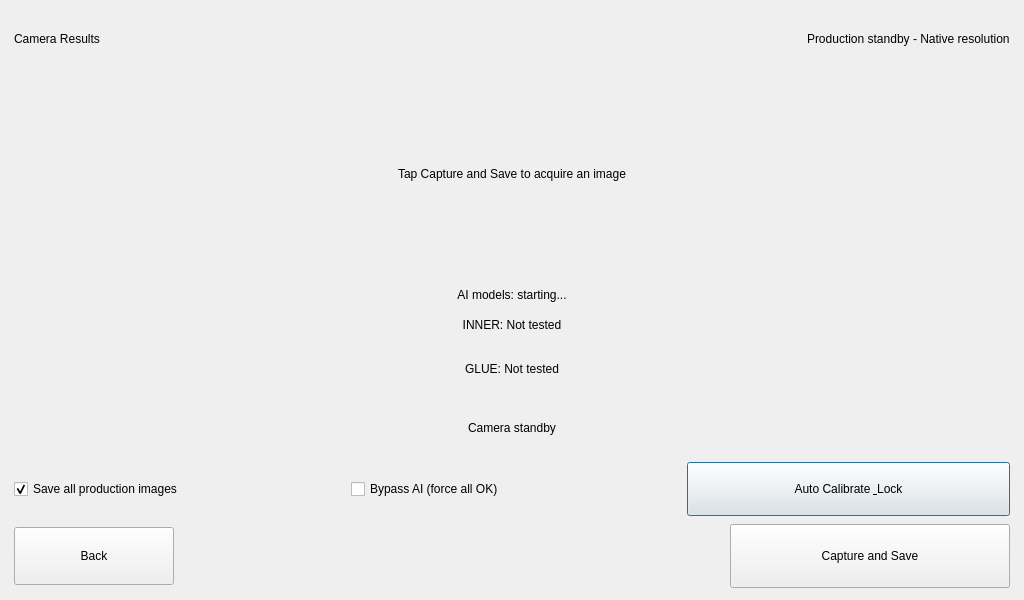
Old version of the form tf_gui/ui/camera_monitor_dialog.ui in the repository yhe21/tf-inner-gui.
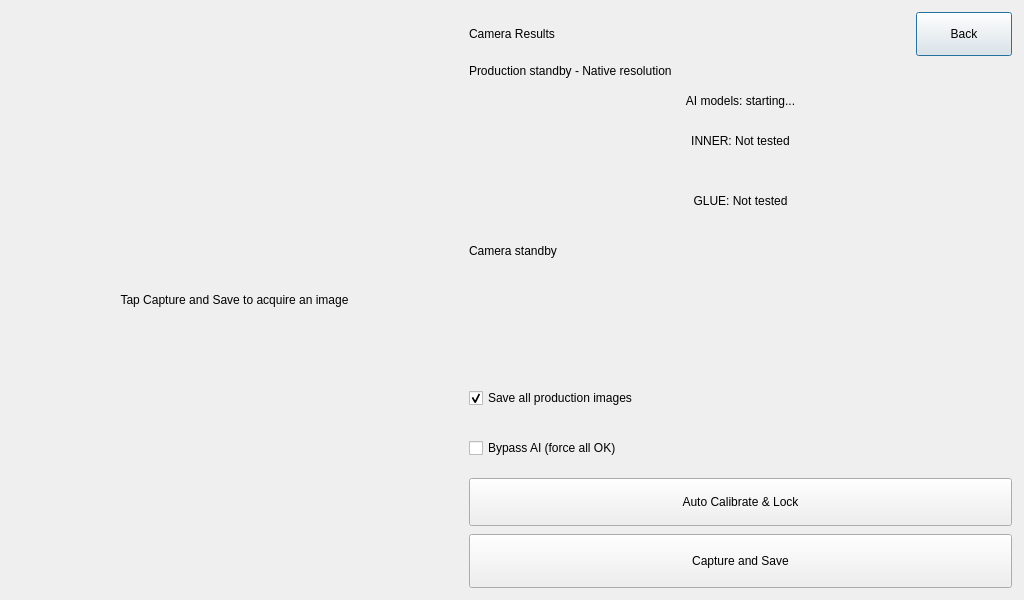
New version of the form.

Commit message: Use two-column camera layout for 1024x600 touchscreen

```diff
--- a/tf_gui/ui/camera_monitor_dialog.ui
+++ b/tf_gui/ui/camera_monitor_dialog.ui
@@ -2,72 +2,30 @@
 <ui version="4.0">
  <class>CameraMonitorDialog</class>
  <widget class="QDialog" name="CameraMonitorDialog">
-  <property name="geometry">
-   <rect>
-    <x>0</x>
-    <y>0</y>
-    <width>1024</width>
-    <height>600</height>
-   </rect>
-  </property>
-  <property name="minimumSize">
-   <size>
-    <width>800</width>
-    <height>480</height>
-   </size>
-  </property>
-  <property name="windowTitle">
-   <string>Camera Results</string>
-  </property>
-  <layout class="QVBoxLayout" name="cameraPageLayout">
-   <property name="spacing">
-    <number>8</number>
-   </property>
-   <property name="leftMargin">
-    <number>14</number>
-   </property>
-   <property name="topMargin">
-    <number>12</number>
-   </property>
-   <property name="rightMargin">
-    <number>14</number>
-   </property>
-   <property name="bottomMargin">
-    <number>12</number>
-   </property>
-   <item>
-    <layout class="QHBoxLayout" name="cameraTitleLayout">
-     <item>
-      <widget class="QLabel" name="lblCameraPageTitle">
-       <property name="text"><string>Camera Results</string></property>
-      </widget>
-     </item>
-     <item>
-      <spacer name="cameraTitleSpacer">
-       <property name="orientation"><enum>Qt::Horizontal</enum></property>
-       <property name="sizeHint" stdset="0"><size><width>40</width><height>20</height></size></property>
-      </spacer>
-     </item>
-     <item>
-      <widget class="QLabel" name="lblCaptureMode">
-       <property name="text"><string>Production standby - Native resolution</string></property>
-      </widget>
-     </item>
-    </layout>
-   </item>
+  <property name="geometry"><rect><x>0</x><y>0</y><width>1024</width><height>600</height></rect></property>
+  <property name="minimumSize"><size><width>800</width><height>480</height></size></property>
+  <property name="windowTitle"><string>Camera Results</string></property>
+  <layout class="QHBoxLayout" name="cameraPageLayout" stretch="45,55">
+   <property name="spacing"><number>12</number></property>
+   <property name="leftMargin"><number>12</number></property>
+   <property name="topMargin"><number>12</number></property>
+   <property name="rightMargin"><number>12</number></property>
+   <property name="bottomMargin"><number>12</number></property>
    <item>
     <widget class="QFrame" name="cameraImageFrame">
      <property name="frameShape"><enum>QFrame::NoFrame</enum></property>
      <layout class="QVBoxLayout" name="imageLayout">
-      <property name="leftMargin"><number>10</number></property>
-      <property name="topMargin"><number>10</number></property>
-      <property name="rightMargin"><number>10</number></property>
-      <property name="bottomMargin"><number>10</number></property>
+      <property name="leftMargin"><number>8</number></property>
+      <property name="topMargin"><number>8</number></property>
+      <property name="rightMargin"><number>8</number></property>
+      <property name="bottomMargin"><number>8</number></property>
       <item>
        <widget class="QLabel" name="lblCapturedImage">
+        <property name="sizePolicy"><sizepolicy hsizetype="Ignored" vsizetype="Ignored"><horstretch>0</horstretch><verstretch>0</verstretch></sizepolicy></property>
         <property name="minimumSize"><size><width>0</width><height>180</height></size></property>
         <property name="text"><string>Tap Capture and Save to acquire an image</string></property>
         <property name="alignment"><set>Qt::AlignCenter</set></property>
+        <property name="wordWrap"><bool>true</bool></property>
         <property name="scaledContents"><bool>false</bool></property>
        </widget>
       </item>
@@ -75,40 +33,59 @@
    </widget>
    </item>
    <item>
+    <widget class="QWidget" name="cameraControlPanel" native="true">
+     <layout class="QVBoxLayout" name="cameraControlLayout">
+      <property name="spacing"><number>8</number></property>
+      <property name="leftMargin"><number>0</number></property>
+      <property name="topMargin"><number>0</number></property>
+      <property name="rightMargin"><number>0</number></property>
+      <property name="bottomMargin"><number>0</number></property>
+      <item>
+       <layout class="QHBoxLayout" name="cameraTitleLayout">
+        <item><widget class="QLabel" name="lblCameraPageTitle"><property name="text"><string>Camera Results</string></property></widget></item>
+        <item><spacer name="cameraTitleSpacer"><property name="orientation"><enum>Qt::Horizontal</enum></property><property name="sizeHint" stdset="0"><size><width>12</width><height>20</height></size></property></spacer></item>
+        <item><widget class="QPushButton" name="btnCameraBack"><property name="minimumSize"><size><width>96</width><height>44</height></size></property><property name="text"><string>Back</string></property></widget></item>
+       </layout>
+      </item>
+      <item>
+       <widget class="QLabel" name="lblCaptureMode">
+        <property name="text"><string>Production standby - Native resolution</string></property>
+        <property name="wordWrap"><bool>true</bool></property>
+       </widget>
+      </item>
+      <item>
     <widget class="QFrame" name="inspectionResultsFrame">
      <property name="frameShape"><enum>QFrame::NoFrame</enum></property>
      <layout class="QVBoxLayout" name="inspectionResultsLayout">
-      <property name="spacing"><number>5</number></property>
+         <property name="spacing"><number>6</number></property>
       <property name="leftMargin"><number>8</number></property>
-      <property name="topMargin"><number>6</number></property>
+         <property name="topMargin"><number>8</number></property>
       <property name="rightMargin"><number>8</number></property>
-      <property name="bottomMargin"><number>6</number></property>
+         <property name="bottomMargin"><number>8</number></property>
       <item>
        <widget class="QLabel" name="lblInspectionStatus">
         <property name="text"><string>AI models: starting...</string></property>
         <property name="alignment"><set>Qt::AlignCenter</set></property>
-       </widget>
-      </item>
-      <item>
-       <layout class="QVBoxLayout" name="inspectionRowsLayout">
-        <property name="spacing"><number>8</number></property>
+           <property name="wordWrap"><bool>true</bool></property>
+          </widget>
+         </item>
         <item>
          <widget class="QLabel" name="lblInnerResult">
-          <property name="minimumSize"><size><width>0</width><height>36</height></size></property>
+           <property name="minimumSize"><size><width>0</width><height>54</height></size></property>
           <property name="text"><string>INNER: Not tested</string></property>
           <property name="alignment"><set>Qt::AlignCenter</set></property>
+           <property name="wordWrap"><bool>true</bool></property>
           <property name="inspectionState" stdset="0"><string>WAITING</string></property>
          </widget>
         </item>
         <item>
          <widget class="QLabel" name="lblGlueResult">
-          <property name="minimumSize"><size><width>0</width><height>36</height></size></property>
+           <property name="minimumSize"><size><width>0</width><height>54</height></size></property>
           <property name="text"><string>GLUE: Not tested</string></property>
           <property name="alignment"><set>Qt::AlignCenter</set></property>
+           <property name="wordWrap"><bool>true</bool></property>
           <property name="inspectionState" stdset="0"><string>WAITING</string></property>
          </widget>
-        </item>
-       </layout>
       </item>
      </layout>
     </widget>
@@ -116,55 +93,44 @@
    <item>
    <widget class="QLabel" name="lblCameraPageStatus">
      <property name="text"><string>Camera standby</string></property>
-     <property name="alignment"><set>Qt::AlignCenter</set></property>
-   </widget>
-   </item>
+        <property name="alignment"><set>Qt::AlignLeft|Qt::AlignVCenter</set></property>
+        <property name="wordWrap"><bool>true</bool></property>
+       </widget>
+      </item>
+      <item><spacer name="cameraControlSpacer"><property name="orientation"><enum>Qt::Vertical</enum></property><property name="sizeHint" stdset="0"><size><width>20</width><height>0</height></size></property></spacer></item>
    <item>
-    <layout class="QHBoxLayout" name="cameraSettingsLayout">
-     <property name="spacing"><number>14</number></property>
+       <layout class="QVBoxLayout" name="cameraSettingsLayout">
+        <property name="spacing"><number>6</number></property>
      <item>
       <widget class="QCheckBox" name="chkSaveProductionImages">
-       <property name="minimumSize"><size><width>0</width><height>48</height></size></property>
+          <property name="minimumSize"><size><width>0</width><height>44</height></size></property>
        <property name="text"><string>Save all production images</string></property>
        <property name="checked"><bool>true</bool></property>
       </widget>
      </item>
      <item>
       <widget class="QCheckBox" name="chkBypassInspection">
-       <property name="minimumSize"><size><width>0</width><height>48</height></size></property>
+          <property name="minimumSize"><size><width>0</width><height>44</height></size></property>
        <property name="text"><string>Bypass AI (force all OK)</string></property>
        <property name="checked"><bool>false</bool></property>
       </widget>
      </item>
+       </layout>
+      </item>
      <item>
       <widget class="QPushButton" name="btnAutoExposure">
-       <property name="minimumSize"><size><width>255</width><height>54</height></size></property>
-       <property name="text"><string>Auto Calibrate &amp; Lock</string></property>
-      </widget>
-     </item>
-    </layout>
-   </item>
-   <item>
-    <layout class="QHBoxLayout" name="cameraActionLayout">
-     <item>
-      <widget class="QPushButton" name="btnCameraBack">
-       <property name="minimumSize"><size><width>160</width><height>58</height></size></property>
-       <property name="text"><string>Back</string></property>
-      </widget>
-     </item>
-     <item>
-      <spacer name="cameraActionSpacer">
-       <property name="orientation"><enum>Qt::Horizontal</enum></property>
-       <property name="sizeHint" stdset="0"><size><width>40</width><height>20</height></size></property>
-      </spacer>
+        <property name="minimumSize"><size><width>0</width><height>48</height></size></property>
+        <property name="text"><string>Auto Calibrate &amp;&amp; Lock</string></property>
+       </widget>
      </item>
      <item>
       <widget class="QPushButton" name="btnManualCapture">
-       <property name="minimumSize"><size><width>280</width><height>64</height></size></property>
+        <property name="minimumSize"><size><width>0</width><height>54</height></size></property>
        <property name="text"><string>Capture and Save</string></property>
       </widget>
      </item>
     </layout>
+    </widget>
    </item>
   </layout>
  </widget>
```
Lines whose indentation alone changed are shown as unchanged. The commit also changes 4 other files.
